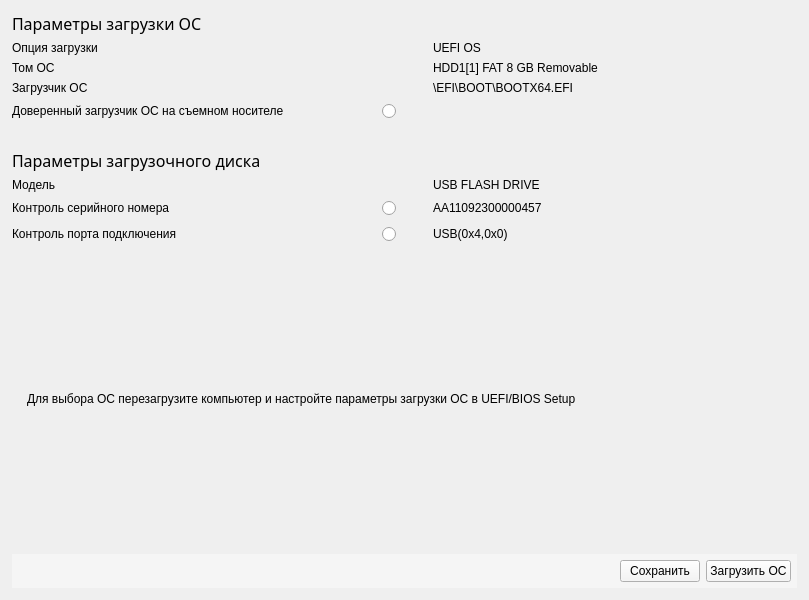
First picture: the form in panels/SysLoadPanel.ui, repository m6v/sobol, before the edit.
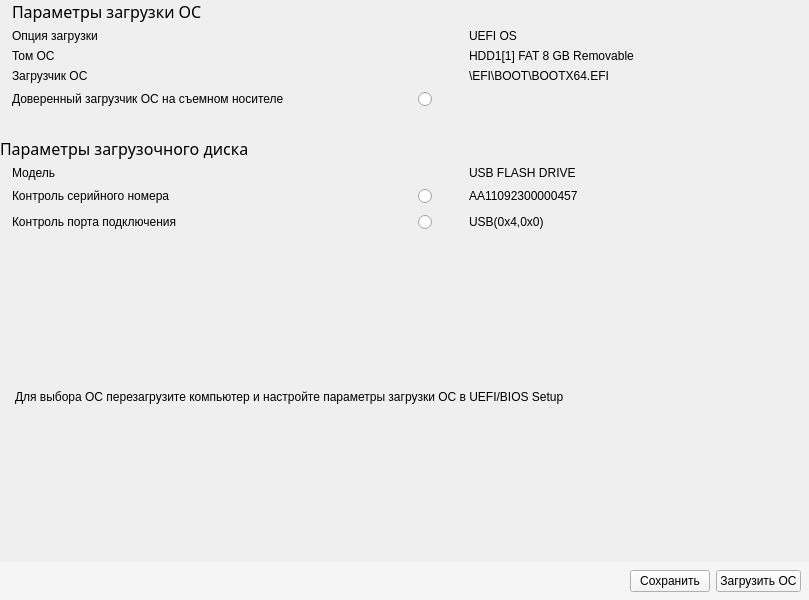
Second picture: the form after the edit. Custom widgets are drawn as their Qt base class.

```diff
--- a/panels/SysLoadPanel.ui
+++ b/panels/SysLoadPanel.ui
@@ -15,200 +15,222 @@
   </property>
   <layout class="QVBoxLayout" name="verticalLayout">
    <property name="leftMargin">
-    <number>12</number>
+    <number>0</number>
    </property>
    <property name="topMargin">
-    <number>12</number>
+    <number>0</number>
    </property>
    <property name="rightMargin">
-    <number>12</number>
+    <number>0</number>
    </property>
    <property name="bottomMargin">
-    <number>12</number>
+    <number>0</number>
    </property>
+   <item>
+    <widget class="QLabel" name="sys_load_parms_label">
+     <property name="font">
+      <font>
+       <family>Monospace Regular</family>
+       <pointsize>12</pointsize>
+       <weight>50</weight>
+       <italic>false</italic>
+       <bold>false</bold>
+      </font>
+     </property>
+     <property name="styleSheet">
+      <string notr="true">margin-left: 8px;</string>
+     </property>
+     <property name="text">
+      <string>Параметры загрузки ОС</string>
+     </property>
+    </widget>
+   </item>
    <item>
     <layout class="QGridLayout" name="gridLayout">
      <property name="leftMargin">
-      <number>0</number>
+      <number>12</number>
      </property>
-     <item row="2" column="2">
-      <widget class="QLabel" name="sys_volume_value">
-       <property name="text">
-        <string>HDD1[1] FAT 8 GB Removable</string>
-       </property>
-      </widget>
-     </item>
-     <item row="1" column="0">
+     <item row="0" column="0">
       <widget class="QLabel" name="load_option_label">
        <property name="text">
         <string>Опция загрузки</string>
        </property>
       </widget>
      </item>
-     <item row="8" column="0">
-      <widget class="QLabel" name="port_control_label">
+     <item row="0" column="2">
+      <widget class="QLabel" name="load_option_value">
        <property name="text">
-        <string>Контроль порта подключения</string>
+        <string>UEFI OS</string>
        </property>
       </widget>
      </item>
-     <item row="7" column="2">
-      <widget class="QLabel" name="serial_control_value">
-       <property name="text">
-        <string>AA11092300000457</string>
-       </property>
-      </widget>
-     </item>
-     <item row="2" column="0">
+     <item row="1" column="0">
       <widget class="QLabel" name="sys_volume_label">
        <property name="text">
         <string>Том ОС</string>
        </property>
       </widget>
      </item>
-     <item row="8" column="2">
-      <widget class="QLabel" name="port_control_value">
+     <item row="1" column="2">
+      <widget class="QLabel" name="sys_volume_value">
        <property name="text">
-        <string>USB(0x4,0x0)</string>
+        <string>HDD1[1] FAT 8 GB Removable</string>
        </property>
       </widget>
      </item>
-     <item row="7" column="1">
-      <widget class="SwitchControl" name="serial_control_radio_button">
-       <property name="sizePolicy">
-        <sizepolicy hsizetype="Fixed" vsizetype="Fixed">
-         <horstretch>0</horstretch>
-         <verstretch>0</verstretch>
-        </sizepolicy>
-       </property>
-       <property name="minimumSize">
-        <size>
-         <width>45</width>
-         <height>20</height>
-        </size>
-       </property>
+     <item row="2" column="0">
+      <widget class="QLabel" name="sys_loader_label">
        <property name="text">
-        <string/>
+        <string>Загрузчик ОС</string>
        </property>
       </widget>
      </item>
-     <item row="5" column="0">
-      <widget class="QLabel" name="bootable_disk_label">
-       <property name="font">
-        <font>
-         <family>Monospace Regular</family>
-         <pointsize>12</pointsize>
-         <weight>50</weight>
-         <italic>false</italic>
-         <bold>false</bold>
-        </font>
-       </property>
-       <property name="text">
-        <string>
-Параметры загрузочного диска</string>
-       </property>
-      </widget>
-     </item>
-     <item row="4" column="0">
-      <widget class="QLabel" name="trusted_loader_label">
-       <property name="text">
-        <string>Доверенный загрузчик ОС на съемном носителе</string>
-       </property>
-      </widget>
-     </item>
-     <item row="3" column="2">
+     <item row="2" column="2">
       <widget class="QLabel" name="sys_loader_value">
        <property name="text">
         <string>\EFI\BOOT\BOOTX64.EFI</string>
        </property>
       </widget>
      </item>
-     <item row="6" column="2">
-      <widget class="QLabel" name="disk_madel_value">
-       <property name="text">
-        <string>USB FLASH DRIVE</string>
-       </property>
-      </widget>
-     </item>
-     <item row="8" column="1">
-      <widget class="SwitchControl" name="port_control_radio_button">
-       <property name="sizePolicy">
-        <sizepolicy hsizetype="Fixed" vsizetype="Fixed">
-         <horstretch>0</horstretch>
-         <verstretch>0</verstretch>
-        </sizepolicy>
-       </property>
-       <property name="minimumSize">
-        <size>
-         <width>45</width>
-         <height>20</height>
-        </size>
-       </property>
-       <property name="text">
-        <string/>
-       </property>
-      </widget>
-     </item>
-     <item row="4" column="1">
-      <widget class="SwitchControl" name="radioButton">
-       <property name="sizePolicy">
-        <sizepolicy hsizetype="Fixed" vsizetype="Fixed">
-         <horstretch>0</horstretch>
-         <verstretch>0</verstretch>
-        </sizepolicy>
-       </property>
-       <property name="minimumSize">
-        <size>
-         <width>45</width>
-         <height>20</height>
-        </size>
-       </property>
-       <property name="text">
-        <string/>
-       </property>
-      </widget>
-     </item>
-     <item row="0" column="0">
-      <widget class="QLabel" name="sys_load_parms_label">
-       <property name="font">
-        <font>
-         <family>Monospace Regular</family>
-         <pointsize>12</pointsize>
-         <weight>50</weight>
-         <italic>false</italic>
-         <bold>false</bold>
-        </font>
-       </property>
-       <property name="text">
-        <string>Параметры загрузки ОС</string>
-       </property>
-      </widget>
-     </item>
      <item row="3" column="0">
-      <widget class="QLabel" name="sys_loader_label">
+      <widget class="QLabel" name="trusted_loader_label">
+       <property name="minimumSize">
+        <size>
+         <width>400</width>
+         <height>0</height>
+        </size>
+       </property>
        <property name="text">
-        <string>Загрузчик ОС</string>
+        <string>Доверенный загрузчик ОС на съемном носителе</string>
        </property>
       </widget>
      </item>
-     <item row="6" column="0">
+     <item row="3" column="1">
+      <widget class="SwitchControl" name="radioButton">
+       <property name="sizePolicy">
+        <sizepolicy hsizetype="Fixed" vsizetype="Fixed">
+         <horstretch>0</horstretch>
+         <verstretch>0</verstretch>
+        </sizepolicy>
+       </property>
+       <property name="minimumSize">
+        <size>
+         <width>45</width>
+         <height>20</height>
+        </size>
+       </property>
+       <property name="text">
+        <string/>
+       </property>
+      </widget>
+     </item>
+    </layout>
+   </item>
+   <item>
+    <widget class="QLabel" name="bootable_disk_label">
+     <property name="font">
+      <font>
+       <family>Monospace Regular</family>
+       <pointsize>12</pointsize>
+       <weight>50</weight>
+       <italic>false</italic>
+       <bold>false</bold>
+      </font>
+     </property>
+     <property name="text">
+      <string>
+Параметры загрузочного диска</string>
+     </property>
+    </widget>
+   </item>
+   <item>
+    <layout class="QGridLayout" name="gridLayout_2">
+     <property name="leftMargin">
+      <number>12</number>
+     </property>
+     <item row="0" column="0">
       <widget class="QLabel" name="disk_madel_label">
        <property name="text">
         <string>Модель</string>
        </property>
       </widget>
      </item>
-     <item row="7" column="0">
+     <item row="0" column="2">
+      <widget class="QLabel" name="disk_madel_value">
+       <property name="text">
+        <string>USB FLASH DRIVE</string>
+       </property>
+      </widget>
+     </item>
+     <item row="1" column="0">
       <widget class="QLabel" name="serial_control_label">
        <property name="text">
         <string>Контроль серийного номера</string>
        </property>
       </widget>
      </item>
+     <item row="1" column="1">
+      <widget class="SwitchControl" name="serial_control_radio_button">
+       <property name="sizePolicy">
+        <sizepolicy hsizetype="Fixed" vsizetype="Fixed">
+         <horstretch>0</horstretch>
+         <verstretch>0</verstretch>
+        </sizepolicy>
+       </property>
+       <property name="minimumSize">
+        <size>
+         <width>45</width>
+         <height>20</height>
+        </size>
+       </property>
+       <property name="text">
+        <string/>
+       </property>
+      </widget>
+     </item>
      <item row="1" column="2">
-      <widget class="QLabel" name="load_option_value">
+      <widget class="QLabel" name="serial_control_value">
        <property name="text">
-        <string>UEFI OS</string>
+        <string>AA11092300000457</string>
+       </property>
+      </widget>
+     </item>
+     <item row="2" column="0">
+      <widget class="QLabel" name="port_control_label">
+       <property name="minimumSize">
+        <size>
+         <width>400</width>
+         <height>0</height>
+        </size>
+       </property>
+       <property name="text">
+        <string>Контроль порта подключения</string>
+       </property>
+      </widget>
+     </item>
+     <item row="2" column="1">
+      <widget class="SwitchControl" name="port_control_radio_button">
+       <property name="sizePolicy">
+        <sizepolicy hsizetype="Fixed" vsizetype="Fixed">
+         <horstretch>0</horstretch>
+         <verstretch>0</verstretch>
+        </sizepolicy>
+       </property>
+       <property name="minimumSize">
+        <size>
+         <width>45</width>
+         <height>20</height>
+        </size>
+       </property>
+       <property name="text">
+        <string/>
+       </property>
+      </widget>
+     </item>
+     <item row="2" column="2">
+      <widget class="QLabel" name="port_control_value">
+       <property name="text">
+        <string>USB(0x4,0x0)</string>
        </property>
       </widget>
      </item>
@@ -230,9 +252,7 @@
    <item>
     <widget class="QLabel" name="reboot_for_select_sys_label">
      <property name="styleSheet">
-      <string notr="true">QWidget {
-                padding: 0px 0px 0px 12px;
-            }</string>
+      <string notr="true">padding: 0px 0px 0px 12px;</string>
      </property>
      <property name="text">
       <string>Для выбора ОС перезагрузите компьютер и настройте параметры загрузки ОС в UEFI/BIOS Setup</string>
@@ -258,25 +278,23 @@
    <item>
     <widget class="QWidget" name="widget" native="true">
      <property name="styleSheet">
-      <string notr="true">            QWidget {
-                background-color: #f5f5f5;
-            }</string>
+      <string notr="true">background-color: #f5f5f5;</string>
      </property>
      <layout class="QHBoxLayout" name="horizontalLayout">
       <property name="spacing">
        <number>0</number>
       </property>
       <property name="leftMargin">
-       <number>6</number>
+       <number>8</number>
       </property>
       <property name="topMargin">
-       <number>6</number>
+       <number>8</number>
       </property>
       <property name="rightMargin">
-       <number>6</number>
+       <number>8</number>
       </property>
       <property name="bottomMargin">
-       <number>6</number>
+       <number>8</number>
       </property>
       <item>
        <spacer name="horizontal_spacer_1">
```
